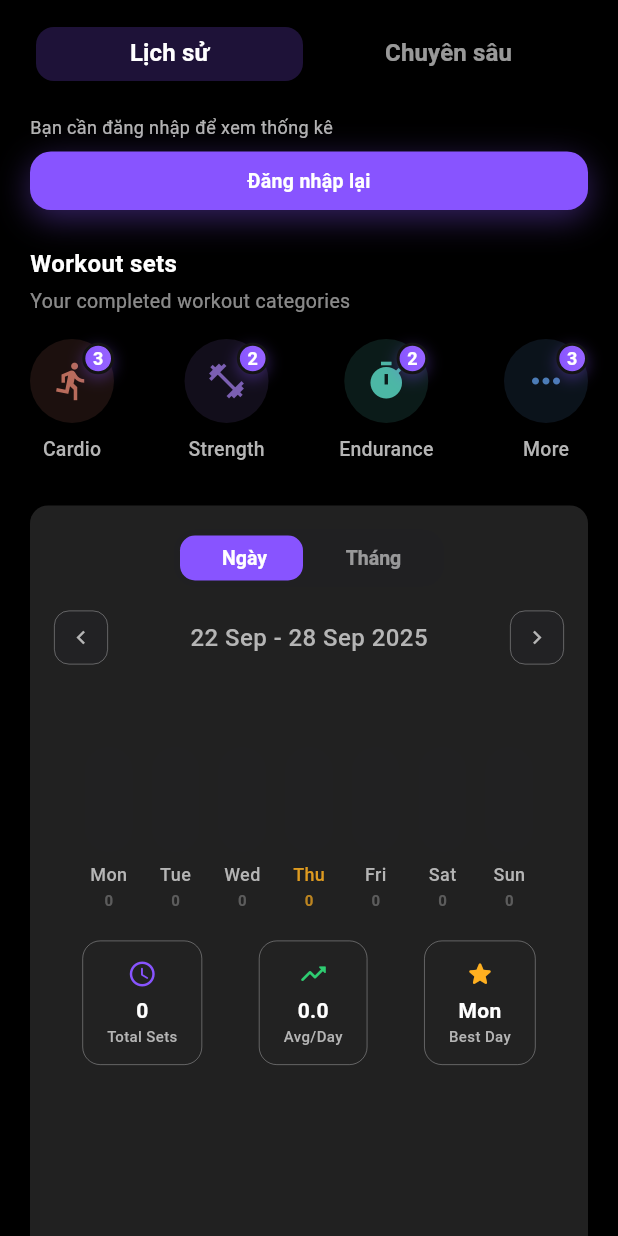
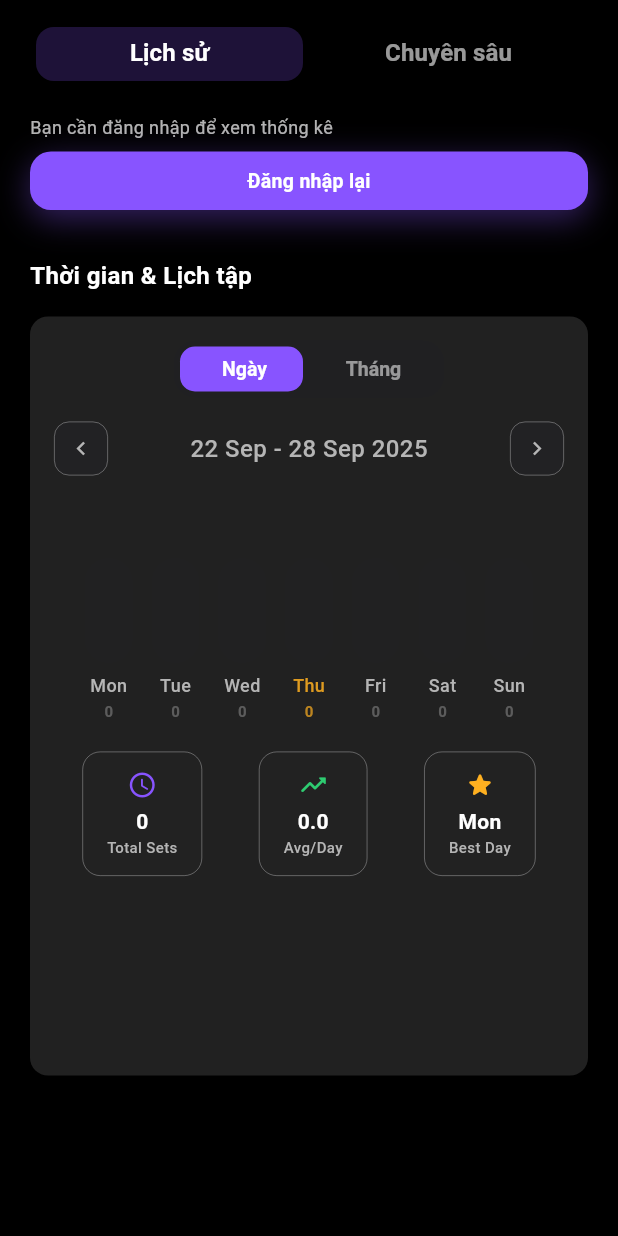
Before and after one commit to annguyen1407/DATN-GymForge, a Flutter app: the LogScreen screen opened directly, on a phone screen of 412 x 824 dp. Run offline on Flutter 3.47's test engine with Material 3 defaults, Android fonts, the phone set to English and light mode, and no system bars; our stand-ins replace flutter_dotenv, flutter_secure_storage, percent_indicator, shared_preferences, table_calendar; accounts and stored records are empty.

Commit message:
refactor(log): remove category icons section and English titles, add Vietnamese section headers

```diff
--- a/front-end-flutter/gym_app_v2/lib/screens/log/log_screen.dart
+++ b/front-end-flutter/gym_app_v2/lib/screens/log/log_screen.dart
@@ -10,7 +10,6 @@ import '../../services/api_constants.dart';
 import '../../core/auth/token_manager.dart';
 import '../../services/log_out_service.dart';
 import '../../core/auth/session_guard.dart';
-import '../../widgets/category_icon.dart';
 import '../../widgets/log_workout_time_card.dart';
 import '../../widgets/pill_tab_bar.dart';
 import '../../widgets/segmented_pill_switch.dart';
@@ -304,53 +303,17 @@ class _LogScreenState extends State<LogScreen>
       children: [
         AnimatedAppear(child: _buildTodayStatSection()),
         const SizedBox(height: 24),
+        // (Đã bỏ cụm icon danh mục bài tập để giảm nhiễu giao diện)
+        const SizedBox(height: 8),
         const Text(
-          'Workout sets',
+          'Thời gian & Lịch tập',
           style: TextStyle(
             color: Colors.white,
             fontWeight: FontWeight.bold,
             fontSize: 16,
           ),
         ),
-        const SizedBox(height: 4),
-        const Text(
-          'Your completed workout categories',
-          style: TextStyle(color: Colors.white54, fontSize: 13),
-        ),
         const SizedBox(height: 16),
-        AnimatedAppear(
-          delay: const Duration(milliseconds: 80),
-          child: Row(
-            mainAxisAlignment: MainAxisAlignment.spaceBetween,
-            children: const [
-              CategoryIcon(
-                icon: Icons.directions_run,
-                color: Color(0xFFB86B5B),
-                label: 'Cardio',
-                count: 3,
-              ),
-              CategoryIcon(
-                icon: Icons.fitness_center,
-                color: Color(0xFF7B5FB2),
-                label: 'Strength',
-                count: 2,
-              ),
-              CategoryIcon(
-                icon: Icons.timer,
-                color: Color(0xFF4CB7A5),
-                label: 'Endurance',
-                count: 2,
-              ),
-              CategoryIcon(
-                icon: Icons.more_horiz,
-                color: Color(0xFF4C7CB7),
-                label: 'More',
-                count: 3,
-              ),
-            ],
-          ),
-        ),
-        const SizedBox(height: 28),
         Container(
           padding: const EdgeInsets.all(16),
           decoration: BoxDecoration(
@@ -581,19 +544,14 @@ class _LogScreenState extends State<LogScreen>
       crossAxisAlignment: CrossAxisAlignment.start,
       children: [
         const Text(
-          'In-depth Analytics',
+          'Phân tích chuyên sâu',
           style: TextStyle(
             color: Colors.white,
             fontWeight: FontWeight.bold,
             fontSize: 16,
           ),
         ),
-        const SizedBox(height: 4),
-        const Text(
-          'Detailed insights into your workout performance',
-          style: TextStyle(color: Colors.white54, fontSize: 13),
-        ),
-        const SizedBox(height: 16),
+        const SizedBox(height: 12),
         Container(
           width: double.infinity,
           padding: const EdgeInsets.all(16),
@@ -605,7 +563,7 @@ class _LogScreenState extends State<LogScreen>
             crossAxisAlignment: CrossAxisAlignment.start,
             children: [
               const Text(
-                'Body Metrics',
+                'Chỉ số cơ thể',
                 style: TextStyle(
                   color: Colors.white,
                   fontWeight: FontWeight.bold,
```
